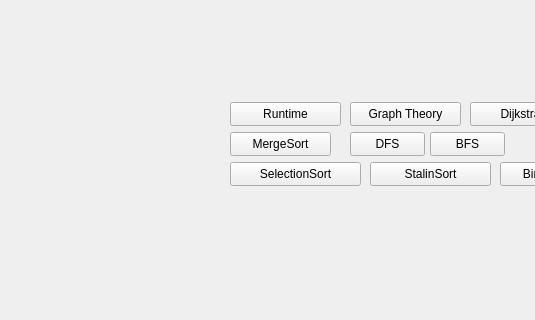
This is AlgoWiz/mainwindow.ui in gbeck139/AlgoWiz as Qt 5 draws it before an edit; both pictures show x 0 to 535 and y 518 to 838 of the 1275 by 838 pixel window. The edited form follows.
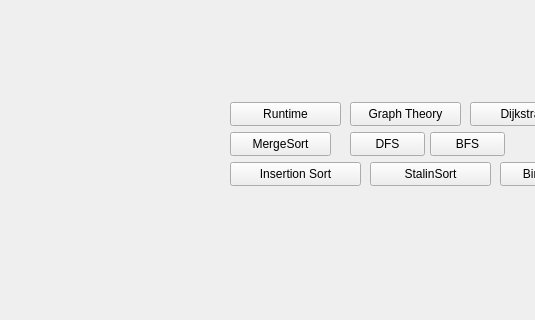
This is the edited form.

Commit message: implement insertion sort animation

```diff
--- a/AlgoWiz/mainwindow.ui
+++ b/AlgoWiz/mainwindow.ui
@@ -111,7 +111,7 @@
      </rect>
     </property>
     <property name="text">
-     <string>SelectionSort</string>
+     <string>Insertion Sort</string>
     </property>
    </widget>
    <widget class="QPushButton" name="stalinSortWindowButton">
```
Left out of the diff: 2 changed lines with no effect on the pictures. The commit also changes 9 other files.
